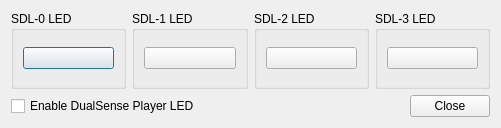
Above: src/riverhorse-qt/controllerledsettingsdialog.ui from thenotoriousfox/riverhorse before the change. Below: the same form after it.
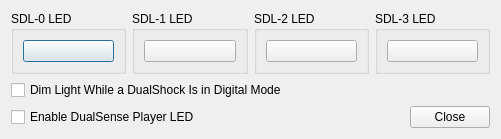
That is the form after the change. Custom widgets are drawn as their Qt base class.

Commit message: Frameskip setting and analog mode controller lights in the standalone app

```diff
--- a/src/riverhorse-qt/controllerledsettingsdialog.ui
+++ b/src/riverhorse-qt/controllerledsettingsdialog.ui
@@ -62,6 +62,13 @@
      </layout>
     </widget>
    </item>
+   <item row="2" column="0" colspan="4">
+    <widget class="QCheckBox" name="analogModeLED">
+     <property name="text">
+      <string>Dim Light While a DualShock Is in Digital Mode</string>
+     </property>
+    </widget>
+   </item>
    <item row="3" column="0" colspan="4">
     <layout class="QHBoxLayout" name="horizontalLayout" stretch="1,0">
      <property name="sizeConstraint">
```
The commit also changes 16 other files.
